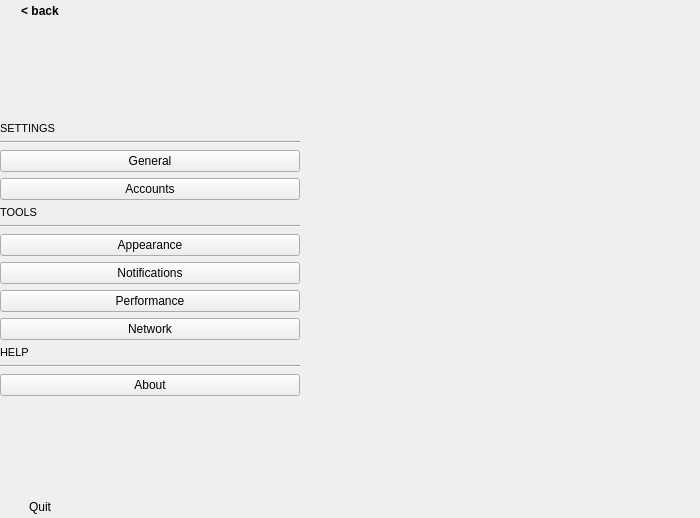
Old version of the form zapzap/ui/ui_settings.ui in the repository rafatosta/zapzap.
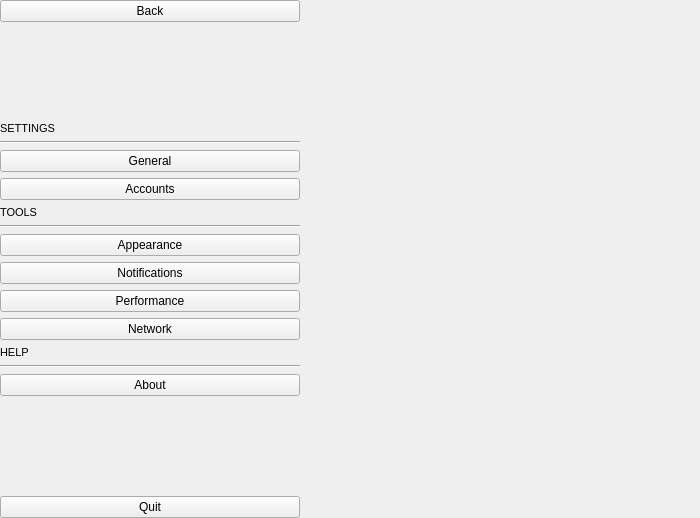
New version of the form.

Commit message: Sidebar Settings Adjustment

```diff
--- a/zapzap/ui/ui_settings.ui
+++ b/zapzap/ui/ui_settings.ui
@@ -68,63 +68,6 @@
       <property name="bottomMargin">
        <number>0</number>
       </property>
-      <item>
-       <layout class="QHBoxLayout" name="horizontalLayout_2">
-        <property name="spacing">
-         <number>0</number>
-        </property>
-        <property name="topMargin">
-         <number>0</number>
-        </property>
-        <item>
-         <widget class="QPushButton" name="btn_back">
-          <property name="font">
-           <font>
-            <bold>true</bold>
-           </font>
-          </property>
-          <property name="cursor">
-           <cursorShape>PointingHandCursor</cursorShape>
-          </property>
-          <property name="text">
-           <string>&lt; back</string>
-          </property>
-          <property name="shortcut">
-           <string notr="true">Esc</string>
-          </property>
-          <property name="flat">
-           <bool>true</bool>
-          </property>
-         </widget>
-        </item>
-        <item>
-         <spacer name="horizontalSpacer">
-          <property name="orientation">
-           <enum>Qt::Orientation::Horizontal</enum>
-          </property>
-          <property name="sizeHint" stdset="0">
-           <size>
-            <width>40</width>
-            <height>20</height>
-           </size>
-          </property>
-         </spacer>
-        </item>
-       </layout>
-      </item>
-      <item>
-       <spacer name="verticalSpacer">
-        <property name="orientation">
-         <enum>Qt::Orientation::Vertical</enum>
-        </property>
-        <property name="sizeHint" stdset="0">
-         <size>
-          <width>20</width>
-          <height>172</height>
-         </size>
-        </property>
-       </spacer>
-      </item>
       <item>
        <widget class="QFrame" name="menu_layout">
         <property name="styleSheet">
@@ -143,6 +86,26 @@
          <property name="bottomMargin">
           <number>0</number>
          </property>
+         <item>
+          <widget class="QPushButton" name="btn_back">
+           <property name="text">
+            <string>Back</string>
+           </property>
+          </widget>
+         </item>
+         <item>
+          <spacer name="verticalSpacer">
+           <property name="orientation">
+            <enum>Qt::Orientation::Vertical</enum>
+           </property>
+           <property name="sizeHint" stdset="0">
+            <size>
+             <width>20</width>
+             <height>172</height>
+            </size>
+           </property>
+          </spacer>
+         </item>
          <item>
           <widget class="QLabel" name="label_4">
            <property name="font">
@@ -255,9 +218,6 @@
            </property>
           </widget>
          </item>
-        </layout>
-       </widget>
-      </item>
       <item>
        <spacer name="verticalSpacer_2">
         <property name="orientation">
@@ -272,37 +232,14 @@
        </spacer>
       </item>
       <item>
-       <layout class="QHBoxLayout" name="horizontalLayout_3">
-        <property name="topMargin">
-         <number>0</number>
-        </property>
-        <item>
          <widget class="QPushButton" name="btn_quit">
-          <property name="cursor">
-           <cursorShape>PointingHandCursor</cursorShape>
-          </property>
           <property name="text">
            <string>Quit</string>
           </property>
-          <property name="flat">
-           <bool>true</bool>
-          </property>
-         </widget>
-        </item>
-        <item>
-         <spacer name="horizontalSpacer_2">
-          <property name="orientation">
-           <enum>Qt::Orientation::Horizontal</enum>
-          </property>
-          <property name="sizeHint" stdset="0">
-           <size>
-            <width>40</width>
-            <height>20</height>
-           </size>
-          </property>
-         </spacer>
-        </item>
-       </layout>
+          </widget>
+         </item>
+        </layout>
+       </widget>
       </item>
      </layout>
     </widget>
```
Lines whose indentation alone changed are shown as unchanged. The commit also changes 5 other files.
